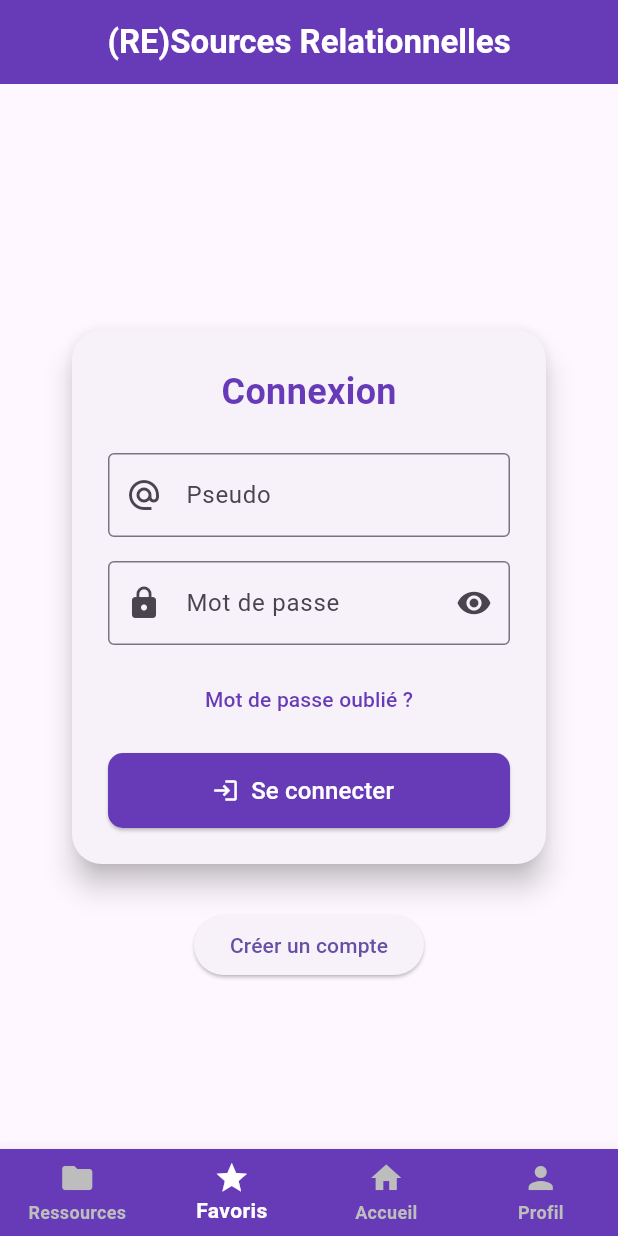
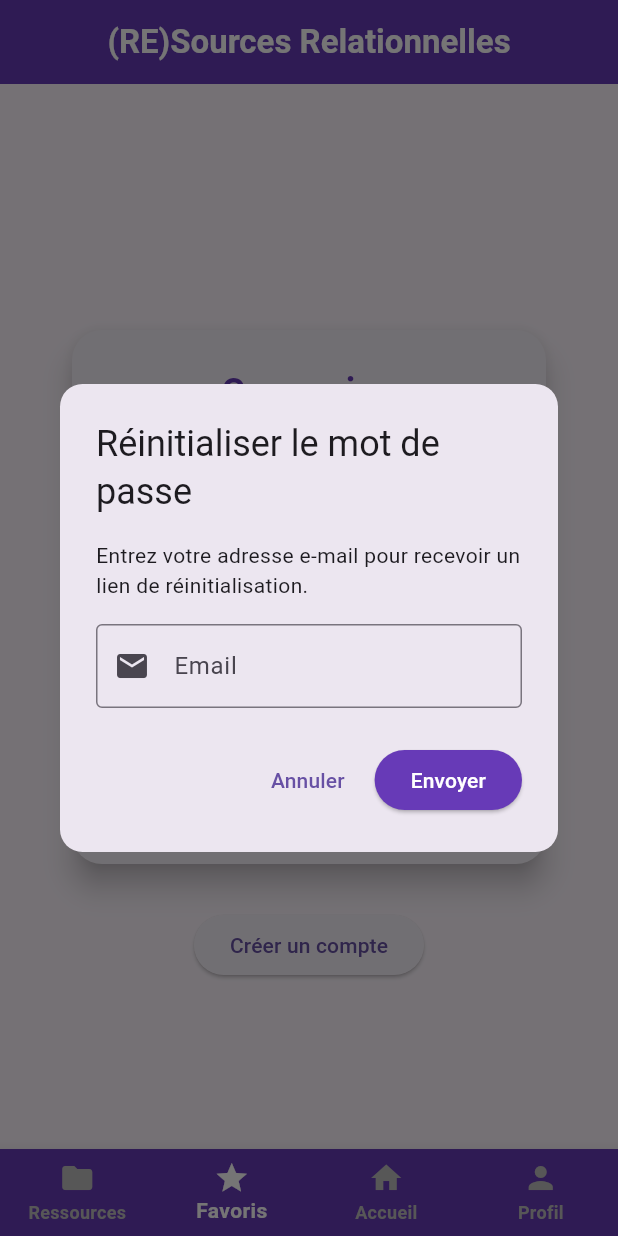
Before and after one commit to mat25/RE_SOURCES_RELATIONNELLES, a Flutter app: the screen it shows after launch, item 2 of the bottom bar chosen, after a tap on "Mot de passe oublié ?", on a phone screen of 412 x 824 dp. Run offline on Flutter 3.47's test engine with Material 3 defaults, Android fonts, the phone set to English and light mode, and no system bars; our stand-ins replace carousel_slider, dio; accounts and stored records are empty; network calls fail.

Commit message:
modals details + snackbar colors

```diff
--- a/mobile/lib/pages/favorites_page.dart
+++ b/mobile/lib/pages/favorites_page.dart
@@ -1,4 +1,3 @@
-import 'package:flutter/cupertino.dart';
 import 'package:flutter/material.dart';
 import 'package:provider/provider.dart';
 import '../providers/session_provider.dart';
@@ -7,26 +6,29 @@ import 'login_page.dart';
 class FavoritesPage extends StatelessWidget {
   const FavoritesPage({super.key});
 
+  void _showLoginSnackbar(BuildContext context, String message, bool isError) {
+    WidgetsBinding.instance.addPostFrameCallback((_) {
+      ScaffoldMessenger.of(context).showSnackBar(
+        SnackBar(
+          content: Text(message),
+          backgroundColor: isError ? Colors.red : Colors.green,
+          duration: const Duration(seconds: 3),
+        ),
+      );
+    });
+  }
+
   @override
   Widget build(BuildContext context) {
-    return Consumer<SessionProvider>(
-      builder: (context, session, child) {
-        WidgetsBinding.instance.addPostFrameCallback((_) {
+    final session = Provider.of<SessionProvider>(context);
+
     if (session.loginMessage != null) {
-            ScaffoldMessenger.of(context).showSnackBar(
-              SnackBar(
-                content: Text(session.loginMessage!),
-                backgroundColor: session.isLoggedIn ? Colors.green : Colors.red,
-              ),
-            );
+      _showLoginSnackbar(context, session.loginMessage!, session.isLoginError);
       session.clearLoginMessage();
     }
-        });
 
     return session.isLoggedIn
         ? const Center(child: Text('Page des favoris'))
         : const LoginPage();
-      },
-    );
   }
 }
--- a/mobile/lib/widgets/login_form.dart
+++ b/mobile/lib/widgets/login_form.dart
@@ -1,5 +1,4 @@
 import 'package:flutter/material.dart';
-import 'package:mobile/pages/home_page.dart';
 import 'package:provider/provider.dart';
 import '../providers/session_provider.dart';
 
@@ -24,6 +23,55 @@ class _LoginFormState extends State<LoginForm> {
     setState(() {
       _isLoading = false;
     });
+  }
+
+  void _showPasswordResetDialog(BuildContext context) {
+    final emailController = TextEditingController();
+
+    showDialog(
+      context: context,
+      builder: (context) {
+        return AlertDialog(
+          shape: RoundedRectangleBorder(borderRadius: BorderRadius.circular(15)),
+          title: const Text('Réinitialiser le mot de passe'),
+          content: Column(
+            mainAxisSize: MainAxisSize.min,
+            children: [
+              const Text(
+                'Entrez votre adresse e-mail pour recevoir un lien de réinitialisation.',
+              ),
+              const SizedBox(height: 16),
+              TextField(
+                controller: emailController,
+                decoration: const InputDecoration(
+                  labelText: 'Email',
+                  prefixIcon: Icon(Icons.email),
+                  border: OutlineInputBorder(),
+                ),
+                keyboardType: TextInputType.emailAddress,
+              ),
+            ],
+          ),
+          actions: [
+            TextButton(
+              onPressed: () => Navigator.pop(context),
+              child: const Text('Annuler'),
+            ),
+            ElevatedButton(
+              onPressed: () {
+                // Logique de soumission ici plus tard
+                Navigator.pop(context);
+              },
+              style: ElevatedButton.styleFrom(
+                backgroundColor: Colors.deepPurple,
+                foregroundColor: Colors.white,
+              ),
+              child: const Text('Envoyer'),
+            ),
+          ],
+        );
+      },
+    );
   }
 
   @override
@@ -82,8 +130,7 @@ class _LoginFormState extends State<LoginForm> {
               const SizedBox(height: 12),
               Center(
                 child: TextButton(
-                  onPressed: () {
-                  },
+                  onPressed: () => _showPasswordResetDialog(context),
                   child: const Text(
                     'Mot de passe oublié ?',
                     style: TextStyle(color: Colors.deepPurple),
```
Also changed, not shown: mobile/lib/pages/info_page.dart (+43 -57 lines), mobile/lib/pages/profil_page.dart (+51 -13 lines), mobile/lib/pages/ressources_page.dart (+5 -4 lines), mobile/lib/providers/session_provider.dart (+20 -3 lines), 2 other files. Lines whose indentation alone changed are shown as unchanged.
